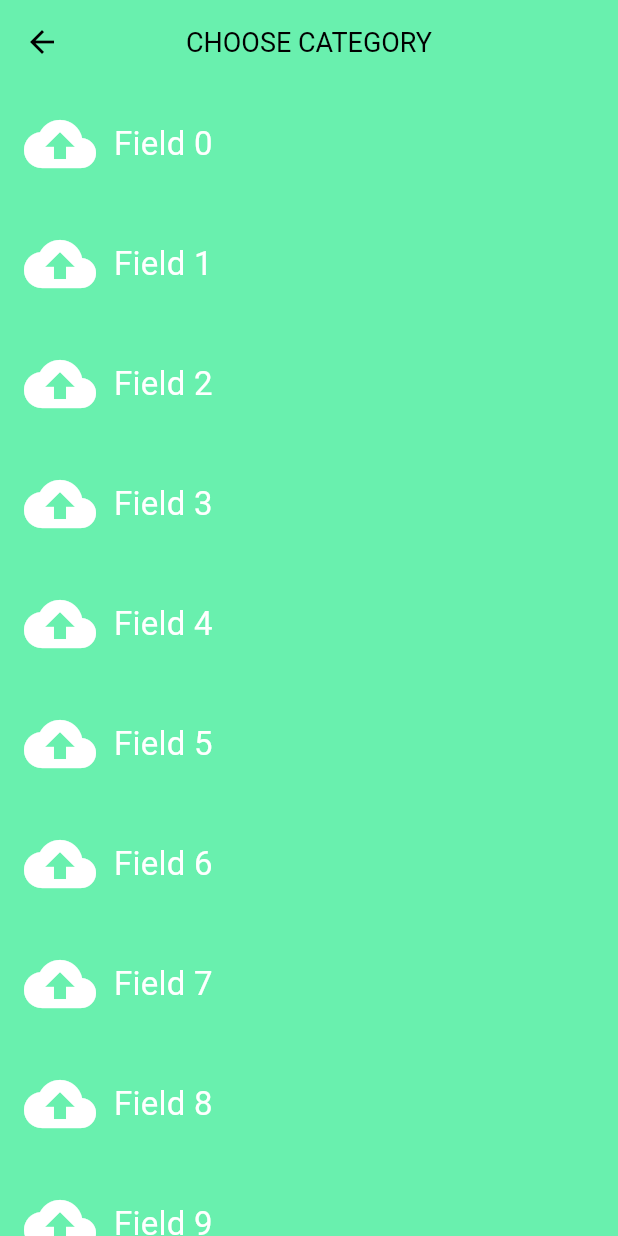
After one commit to gotoinc/flutter_unit_converter, a Flutter app: the screen it shows after launch, after a tap on the "menu" icon, on a phone screen of 412 x 824 dp. The commit adds this screen. Run offline on Flutter 3.47's test engine with Material 2 defaults, Android fonts, the phone set to English and light mode, and no system bars.

Commit message:
The categories screen was added. Click on a category is handling  and data is passing back

```diff
--- a/lib/categories_route.dart
+++ /dev/null
@@ -1 +0,0 @@
-import 'package:flutter/material.dart';
--- /dev/null
+++ b/lib/data/data.dart
@@ -0,0 +1,42 @@
+import 'dart:math';
+
+class Unit {
+  const Unit(this.id, this.name);
+
+  final int id;
+  final String name;
+}
+
+List<Unit> getUnits() {
+  List<Unit> units = List();
+  final int size = _generateRandomListSize();
+  for (var i = 0; i < size; i++) {
+    units.add(Unit(i + 1, "Unit $i"));
+  }
+
+  return units;
+}
+
+class Field {
+  const Field(this.id, this.title);
+
+  final int id;
+  final String title;
+}
+
+List<Field> getFields() {
+  List<Field> fields = List();
+  final int size = _generateRandomListSize();
+  for (var i = 0; i < size; i++) {
+    fields.add(Field(i + 1, "Field $i"));
+  }
+
+  return fields;
+}
+
+int _generateRandomListSize() {
+  final Random _random = Random();
+  final int randomValue = 2 + _random.nextInt(20 - 2);
+  print("Random value: $randomValue");
+  return randomValue;
+}
--- a/lib/main.dart
+++ b/lib/main.dart
@@ -1,5 +1,5 @@
 import 'package:flutter/material.dart';
-import 'package:unit_converter/widget/converter.dart';
+import 'package:unit_converter/route/unit_converter_route.dart';
 
 void main() => runApp(Application());
 
@@ -11,22 +11,8 @@ class Application extends StatelessWidget {
         theme: ThemeData(
             primaryColor: Colors.greenAccent,
             scaffoldBackgroundColor: Colors.greenAccent,
+            accentColor: Colors.white,
             cursorColor: Colors.white),
-        home: Home());
+        home: UnitConverterScreen());
   }
 }
-
-class Home extends StatelessWidget {
-  @override
-  Widget build(BuildContext context) {
-    return Scaffold(
-        appBar: AppBar(
-          leading: Icon(Icons.menu, color: Colors.black),
-          title: Text("Unit Converter".toUpperCase(),
-              style: TextStyle(fontSize: 18, color: Colors.black, fontWeight: FontWeight.normal)),
-          centerTitle: true,
-          elevation: 0,
-        ),
-        body: ConverterGroup());
-  }
-}
--- /dev/null
+++ b/lib/route/categories_route.dart
@@ -0,0 +1,23 @@
+import 'package:flutter/material.dart';
+import 'package:unit_converter/widget/categories.dart';
+
+class CategoriesScreen extends StatelessWidget {
+  @override
+  Widget build(BuildContext context) {
+    return Scaffold(
+        appBar: AppBar(
+          leading: InkWell(
+              onTap: () => (_navigateBack(context)),
+              child: Icon(Icons.arrow_back, color: Colors.black)),
+          title: Text("Choose category".toUpperCase(),
+              style: TextStyle(fontSize: 18, color: Colors.black, fontWeight: FontWeight.normal)),
+          centerTitle: true,
+          elevation: 0,
+        ),
+        body: CategoriesGroup());
+  }
+
+  void _navigateBack(BuildContext context) {
+    Navigator.of(context).pop();
+  }
+}
--- /dev/null
+++ b/lib/route/unit_converter_route.dart
@@ -0,0 +1,30 @@
+import 'package:flutter/material.dart';
+import 'package:unit_converter/data/data.dart';
+import 'package:unit_converter/route/categories_route.dart';
+import 'package:unit_converter/widget/converter.dart';
+
+class UnitConverterScreen extends StatelessWidget {
+  @override
+  Widget build(BuildContext context) {
+    return Scaffold(
+        appBar: AppBar(
+          leading: InkWell(
+              onTap: () => (_navigateToCategories(context)),
+              child: Icon(Icons.menu, color: Colors.black)),
+          title: Text("Unit Converter".toUpperCase(),
+              style: TextStyle(
+                  fontSize: 18,
+                  color: Colors.black,
+                  fontWeight: FontWeight.normal)),
+          centerTitle: true,
+          elevation: 0,
+        ),
+        body: ConverterGroup());
+  }
+
+  void _navigateToCategories(BuildContext context) async {
+    final Field result = await Navigator.of(context).push(MaterialPageRoute(builder: ((context) => CategoriesScreen())));
+    if(result != null)
+      print("Returned value: " + result.title);
+  }
+}
--- /dev/null
+++ b/lib/widget/categories.dart
@@ -0,0 +1,16 @@
+import 'package:flutter/material.dart';
+import 'package:unit_converter/data/data.dart';
+import 'package:unit_converter/widget/item_category.dart';
+
+class CategoriesGroup extends StatelessWidget {
+  final List<Field> _fields = getFields();
+
+  @override
+  Widget build(BuildContext context) {
+    return ListView.builder(
+        itemCount: _fields.length,
+        itemBuilder: (BuildContext context, int position) {
+          return ItemCategory(field: _fields.elementAt(position));
+        });
+  }
+}
--- a/lib/widget/converter.dart
+++ b/lib/widget/converter.dart
@@ -20,7 +20,6 @@ class ConverterGroup extends StatelessWidget {
                         width: 1,
                       ),
                       borderRadius: BorderRadius.all(Radius.circular(1))),
-//                  TODO: change ripple figure from circle to square
                   child: InkWell(
                       highlightColor: Colors.greenAccent.shade400,
                       splashColor: Colors.white70,
--- a/lib/widget/dropdown_border.dart
+++ b/lib/widget/dropdown_border.dart
@@ -1,14 +1,6 @@
 import 'package:flutter/material.dart';
+import 'package:unit_converter/data/data.dart';
 import 'package:unit_converter/style/style.dart';
-
-class Unit {
-  const Unit(this.id, this.name);
-
-  final int id;
-  final String name;
-}
-
-List<Unit> units = <Unit>[const Unit(1, "Unit 1"), const Unit(2, "Unit 2"), const Unit(3, "Unit 3"), const Unit(4, "Unit 4")];
 
 BoxDecoration _get(Color borderColor, double width, double radius) {
   return BoxDecoration(
@@ -38,9 +30,12 @@ class _DropdownBorderState extends State<DropdownBorder> {
   final double width;
   final double radius;
 
-  Unit _selectedUnit = units.elementAt(0);
+  final List<Unit> _units = getUnits();
+  Unit _selectedUnit;
 
-  _DropdownBorderState(this.borderColor, this.width, this.radius);
+  _DropdownBorderState(this.borderColor, this.width, this.radius) {
+    this._selectedUnit = _units.elementAt(0);
+  }
 
   void _update(Unit unit) {
     setState(() {
@@ -62,7 +57,7 @@ class _DropdownBorderState extends State<DropdownBorder> {
                     child: DropdownButton<Unit>(
                         style: defaultTextStyle(),
                         value: _selectedUnit,
-                        items: units.map((Unit unit) {
+                        items: _units.map((Unit unit) {
                           return DropdownMenuItem<Unit>(
                               value: unit,
                               child: Container(
--- /dev/null
+++ b/lib/widget/item_category.dart
@@ -0,0 +1,33 @@
+import 'package:flutter/material.dart';
+import 'package:unit_converter/data/data.dart';
+import 'package:unit_converter/style/style.dart';
+
+class ItemCategory extends StatelessWidget {
+  final Field field;
+
+  const ItemCategory({Key key, this.field}) : super(key: key);
+
+  @override
+  Widget build(BuildContext context) {
+    return Container(
+        height: 80,
+        child: Padding(
+            padding: EdgeInsets.all(8),
+            child: InkWell(
+                highlightColor: Colors.greenAccent.shade400,
+                splashColor: Colors.white70,
+                borderRadius: BorderRadius.all(Radius.circular(4)),
+                onTap: () {Navigator.of(context).pop(field);},
+                child: Padding(
+                    padding: EdgeInsets.all(8),
+                    child: Row(children: <Widget>[
+                      Icon(Icons.backup, color: Colors.white, size: 48),
+                      Center(
+                          child: Padding(
+                              padding: EdgeInsets.symmetric(horizontal: 12),
+                              child: Text(field.title,
+                                  style: defaultTextStyle(),
+                                  textAlign: TextAlign.center)))
+                    ])))));
+  }
+}
```
